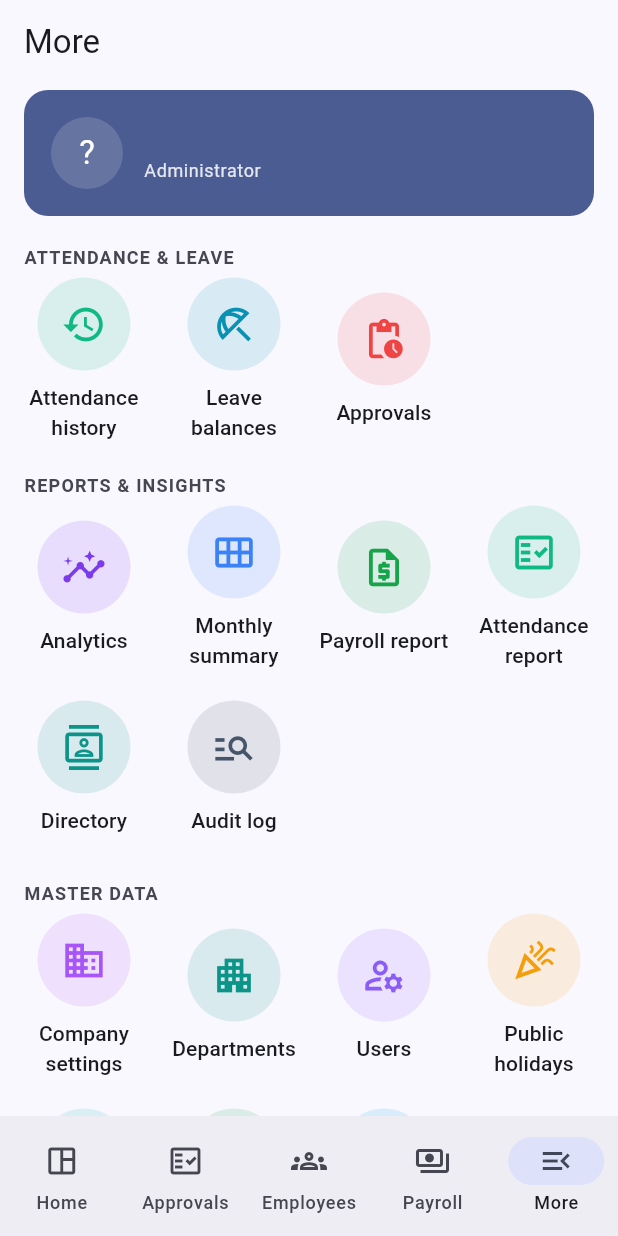
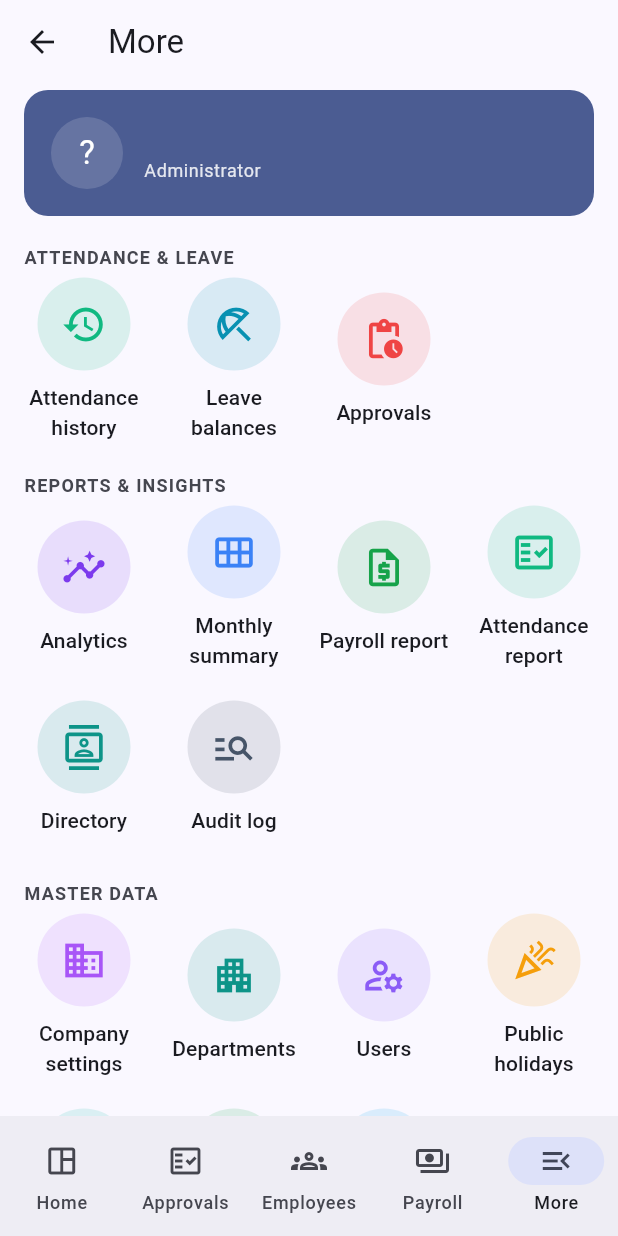
Before and after one commit to Mohanreddy88/mars-tech, a Flutter app: the AdminMoreScreen screen opened by its route, on a phone screen of 412 x 824 dp. Run offline on Flutter 3.47's test engine with Material 3 defaults, Android fonts, the phone set to English and light mode, and no system bars; our stand-ins replace dio, firebase_core, firebase_messaging, flutter_riverpod, flutter_secure_storage, go_router and 3 more; accounts and stored records are empty; network calls fail.

Commit message:
Mobile admin: back arrow on Approvals/Employees/Payroll/More, one Messages tile
- The bottom-tab pages opened from Home's tiles get a back arrow to Home, and the phone's back
  button returns to Home from any admin tab instead of closing the app.
- "New message" tile removed (admin and teacher homes): Messages has the New conversation button.

Co-Authored-By: Claude Opus 5.5 <noreply@anthropic.com>

```diff
--- /dev/null
+++ b/hrms_mobile/lib/core/widgets/back_to_home.dart
@@ -0,0 +1,18 @@
+import 'package:flutter/material.dart';
+import 'package:go_router/go_router.dart';
+
+import '../router/app_router.dart';
+
+/// Back arrow for the admin bottom-tab pages (Approvals, Employees, Payroll, More).
+/// They open from Home's tiles by switching tab, so there is no page to pop back to;
+/// this returns to Home like the back arrow on every other page.
+class BackToHomeButton extends StatelessWidget {
+  const BackToHomeButton({super.key});
+
+  @override
+  Widget build(BuildContext context) => IconButton(
+        icon: const BackButtonIcon(),
+        tooltip: 'Back',
+        onPressed: () => context.go(Routes.adminHome),
+      );
+}
--- a/hrms_mobile/lib/features/admin/payroll/presentation/payroll_screen.dart
+++ b/hrms_mobile/lib/features/admin/payroll/presentation/payroll_screen.dart
@@ -4,6 +4,7 @@ import 'package:go_router/go_router.dart';
 
 import '../../../../core/network/api_exception.dart';
 import '../../../../core/router/app_router.dart';
+import '../../../../core/widgets/back_to_home.dart';
 import '../../../../core/utils/formatters.dart';
 import '../../../../core/widgets/error_view.dart';
 import '../../../../core/widgets/status_chip.dart';
@@ -42,6 +43,7 @@ class _PayrollScreenState extends ConsumerState<PayrollScreen> {
 
     return Scaffold(
       appBar: AppBar(
+        leading: const BackToHomeButton(),
         title: const Text('Payroll'),
         actions: [
           IconButton(
--- a/hrms_mobile/lib/features/admin/presentation/admin_dashboard_screen.dart
+++ b/hrms_mobile/lib/features/admin/presentation/admin_dashboard_screen.dart
@@ -13,7 +13,6 @@ import '../../notifications/data/notification_repository.dart';
 import '../../assistant/presentation/assistant_screen.dart';
 import '../../notifications/presentation/notifications_screen.dart';
 import '../../school/data/school_repository.dart';
-import '../../school/presentation/messages_screens.dart';
 import '../data/admin_models.dart';
 import '../data/admin_repository.dart';
 
@@ -172,7 +171,6 @@ class _SchoolTiles extends ConsumerWidget {
     return HomeTileGrid(tiles: [
       HomeTile('Attendance', Icons.fact_check_outlined, TileColors.attendance, () => open(Routes.schoolAttendance)),
       HomeTile('Messages', Icons.forum_outlined, TileColors.messages, () => open(Routes.schoolMessages), badge: unread),
-      HomeTile('New message', Icons.edit_outlined, TileColors.teacher, () => startNewConversation(context, ref)),
       HomeTile('Announce', Icons.campaign_outlined, TileColors.news, () => open(Routes.schoolAnnouncements)),
       HomeTile('Fees', Icons.receipt_long_outlined, TileColors.fees, () => open(Routes.schoolFees), badge: claims),
       HomeTile('Children', Icons.child_care_outlined, TileColors.today, () => open(Routes.schoolChildren)),
--- a/hrms_mobile/lib/features/admin/presentation/admin_home_shell.dart
+++ b/hrms_mobile/lib/features/admin/presentation/admin_home_shell.dart
@@ -16,7 +16,14 @@ class AdminHomeShell extends ConsumerWidget {
     final pending = (ref.watch(pendingLeavesProvider).valueOrNull?.length ?? 0) +
         (ref.watch(pendingAttendanceProvider).valueOrNull?.length ?? 0);
 
-    return Scaffold(
+    // The phone's back button on Approvals / Employees / Payroll / More returns to Home
+    // (instead of closing the app); on Home it behaves as usual.
+    return PopScope(
+      canPop: navigationShell.currentIndex == 0,
+      onPopInvokedWithResult: (didPop, _) {
+        if (!didPop) navigationShell.goBranch(0);
+      },
+      child: Scaffold(
       body: navigationShell,
       bottomNavigationBar: NavigationBar(
         selectedIndex: navigationShell.currentIndex,
@@ -60,6 +67,7 @@ class AdminHomeShell extends ConsumerWidget {
           ),
         ],
       ),
+      ),
     );
   }
 }
--- a/hrms_mobile/lib/features/admin/presentation/admin_more_screen.dart
+++ b/hrms_mobile/lib/features/admin/presentation/admin_more_screen.dart
@@ -3,6 +3,7 @@ import 'package:flutter_riverpod/flutter_riverpod.dart';
 import 'package:go_router/go_router.dart';
 
 import '../../../core/router/app_router.dart';
+import '../../../core/widgets/back_to_home.dart';
 import '../../../core/widgets/home_tiles.dart';
 import '../../auth/application/auth_controller.dart';
 import '../../school/data/school_repository.dart';
@@ -43,7 +44,7 @@ class AdminMoreScreen extends ConsumerWidget {
         Padding(padding: const EdgeInsets.symmetric(horizontal: 8), child: HomeTileGrid(tiles: tiles));
 
     return Scaffold(
-      appBar: AppBar(title: const Text('More')),
+      appBar: AppBar(leading: const BackToHomeButton(), title: const Text('More')),
       body: RefreshIndicator(
         onRefresh: () async {
           ref.invalidate(schoolMeProvider);
--- a/hrms_mobile/lib/features/admin/presentation/approvals_screen.dart
+++ b/hrms_mobile/lib/features/admin/presentation/approvals_screen.dart
@@ -4,6 +4,7 @@ import 'package:go_router/go_router.dart';
 
 import '../../../core/network/api_exception.dart';
 import '../../../core/router/app_router.dart';
+import '../../../core/widgets/back_to_home.dart';
 import '../../../core/utils/file_opener.dart';
 import '../../../core/utils/formatters.dart';
 import '../../../core/widgets/error_view.dart';
@@ -28,6 +29,7 @@ class ApprovalsScreen extends ConsumerWidget {
       initialIndex: initialTab,
       child: Scaffold(
         appBar: AppBar(
+          leading: const BackToHomeButton(),
           title: const Text('Approvals'),
           bottom: TabBar(
             tabs: [
--- a/hrms_mobile/lib/features/admin/presentation/employees_screen.dart
+++ b/hrms_mobile/lib/features/admin/presentation/employees_screen.dart
@@ -3,6 +3,7 @@ import 'package:flutter_riverpod/flutter_riverpod.dart';
 import 'package:go_router/go_router.dart';
 
 import '../../../core/router/app_router.dart';
+import '../../../core/widgets/back_to_home.dart';
 import '../../../core/widgets/error_view.dart';
 import '../data/admin_models.dart';
 import '../data/admin_repository.dart';
@@ -26,7 +27,7 @@ class _EmployeesScreenState extends ConsumerState<EmployeesScreen> {
     final theme = Theme.of(context);
 
     return Scaffold(
-      appBar: AppBar(title: const Text('Employees')),
+      appBar: AppBar(leading: const BackToHomeButton(), title: const Text('Employees')),
       floatingActionButton: FloatingActionButton.extended(
         onPressed: () => context.push(Routes.employeeForm),
         icon: const Icon(Icons.person_add_alt),
--- a/hrms_mobile/lib/features/dashboard/presentation/dashboard_screen.dart
+++ b/hrms_mobile/lib/features/dashboard/presentation/dashboard_screen.dart
@@ -11,7 +11,6 @@ import '../../notifications/data/notification_repository.dart';
 import '../../assistant/presentation/assistant_screen.dart';
 import '../../notifications/presentation/notifications_screen.dart';
 import '../../school/data/school_repository.dart';
-import '../../school/presentation/messages_screens.dart';
 import '../data/dashboard_models.dart';
 import '../data/dashboard_repository.dart';
 
@@ -87,7 +86,6 @@ class _DashboardBody extends ConsumerWidget {
             HomeTile('Attendance', Icons.fact_check_outlined, TileColors.attendance, () => open(Routes.schoolAttendance)),
             HomeTile('Daily reports', Icons.photo_library_outlined, TileColors.report, () => open(Routes.schoolAttendance)),
             HomeTile('Messages', Icons.forum_outlined, TileColors.messages, () => open(Routes.schoolMessages), badge: unread),
-            HomeTile('New message', Icons.edit_outlined, TileColors.teacher, () => startNewConversation(context, ref)),
             HomeTile('Announce', Icons.campaign_outlined, TileColors.news, () => open(Routes.schoolAnnouncements)),
             HomeTile('My class', Icons.groups_outlined, TileColors.school, () => open(Routes.schoolMyClass)),
           ]),
```
